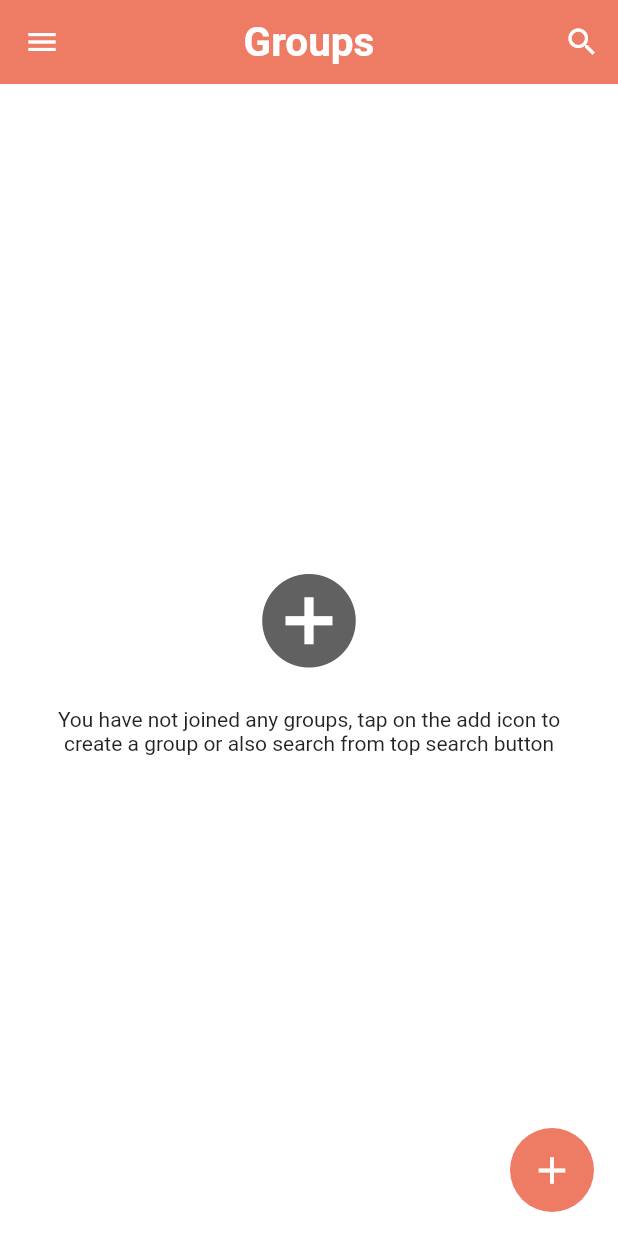
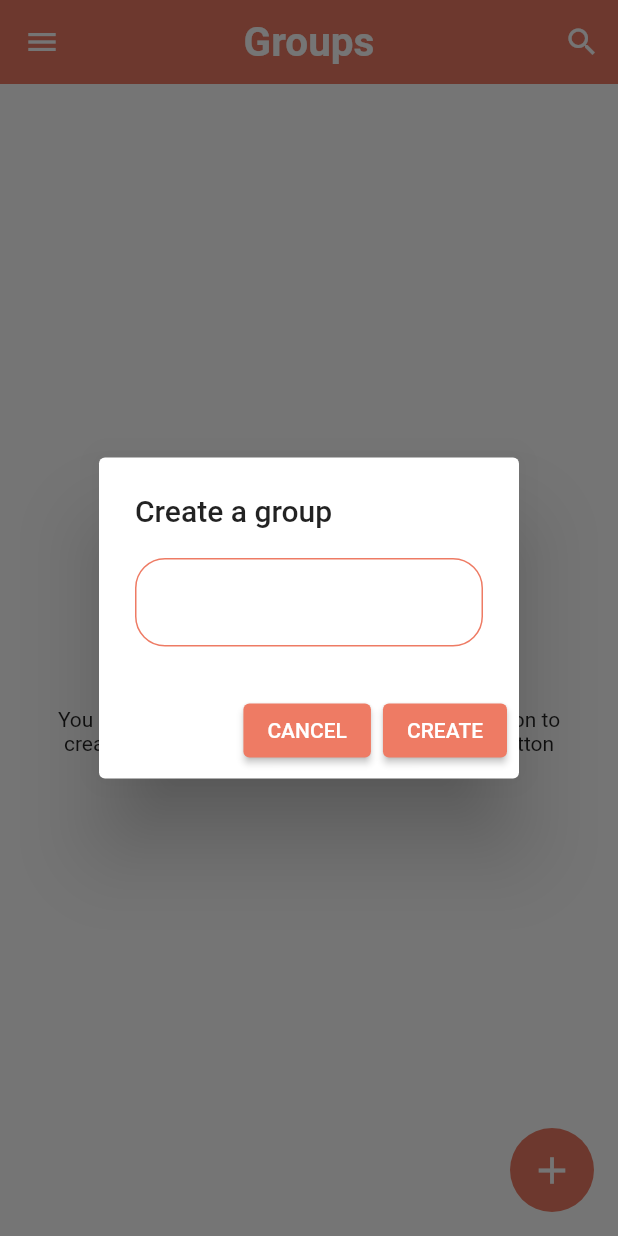
Before and after one commit to nik-05/chat-app, a Flutter app: the HomePage screen opened directly, after a tap on the "add circle" icon, on a phone screen of 412 x 824 dp. Run offline on Flutter 3.47's test engine with Material 2 defaults, Android fonts, the phone set to English and light mode, and no system bars; our stand-ins replace cloud_firestore, firebase_auth, firebase_core, shared_preferences; accounts and stored records are empty.

Commit message:
Creating Groups - Code

```diff
--- a/lib/pages/home_page.dart
+++ b/lib/pages/home_page.dart
@@ -4,6 +4,7 @@ import 'package:chat_app/pages/auth/profile_page.dart';
 import 'package:chat_app/pages/search_page.dart';
 import 'package:chat_app/service/auth_service.dart';
 import 'package:chat_app/service/database_service.dart';
+import 'package:chat_app/widgets/group_tile.dart';
 import 'package:chat_app/widgets/widgets.dart';
 import 'package:firebase_auth/firebase_auth.dart';
 import 'package:flutter/material.dart';
@@ -20,12 +21,21 @@ class _HomePageState extends State<HomePage> {
   String userName = "";
   String email = "";
   Stream? groups;
+  bool _isLoading = false;
+  String groupName = "";
 
   @override
   void initState() {
     // TODO: implement initState
     super.initState();
     gettingUserData();
+  }
+  // String manipulation
+  String getId(String res) {
+    return res.substring(0, res.indexOf('_'));
+  }
+  String getName(String res) {
+    return res.substring(res.indexOf('_')+1);
   }
 
   void gettingUserData() async {
@@ -186,7 +196,91 @@ class _HomePageState extends State<HomePage> {
     );
   }
 
-  popUpDialog(context) {}
+  popUpDialog(context) {
+    showDialog(
+      barrierDismissible: false,
+      context: context,
+      builder: (context) {
+        return StatefulBuilder(builder: (context, setState) {
+          return AlertDialog(
+            title: const Text(
+              'Create a group',
+              textAlign: TextAlign.left,
+            ),
+            content: Column(
+              mainAxisSize: MainAxisSize.min,
+              children: [
+                _isLoading == true
+                    ? Center(
+                        child: CircularProgressIndicator(
+                            color: Theme.of(context).primaryColor),
+                      )
+                    : TextField(
+                        onChanged: (value) {
+                          setState(() {
+                            groupName = value;
+                          });
+                        },
+                        style: const TextStyle(
+                          color: Colors.black,
+                        ),
+                        decoration: InputDecoration(
+                          enabledBorder: OutlineInputBorder(
+                            borderSide: BorderSide(
+                                color: Theme.of(context).primaryColor),
+                            borderRadius: BorderRadius.circular(20),
+                          ),
+                          errorBorder: OutlineInputBorder(
+                            borderSide: const BorderSide(color: Colors.red),
+                            borderRadius: BorderRadius.circular(20),
+                          ),
+                          focusedBorder: OutlineInputBorder(
+                            borderSide: BorderSide(
+                                color: Theme.of(context).primaryColor),
+                            borderRadius: BorderRadius.circular(20),
+                          ),
+                        ),
+                      ),
+              ],
+            ),
+            actions: [
+              ElevatedButton(
+                onPressed: () {
+                  Navigator.of(context).pop();
+                },
+                style: ElevatedButton.styleFrom(
+                  primary: Theme.of(context).primaryColor,
+                ),
+                child: const Text('CANCEL'),
+              ),
+              ElevatedButton(
+                onPressed: () async {
+                  if (groupName != "") {
+                    setState(() {
+                      _isLoading = true;
+                    });
+                    DatabaseService(uid: FirebaseAuth.instance.currentUser!.uid)
+                        .createGroup(userName,
+                            FirebaseAuth.instance.currentUser!.uid, groupName)
+                        .whenComplete(() {
+                      _isLoading = false;
+                    });
+                    Navigator.of(context).pop();
+                    showSnackBar(
+                        context, Colors.green, "Group Created Sucessfully");
+                  }
+                },
+                style: ElevatedButton.styleFrom(
+                  primary: Theme.of(context).primaryColor,
+                ),
+                child: const Text('CREATE'),
+              ),
+            ],
+          );
+        });
+      },
+    );
+  }
 
   groupList() {
     return StreamBuilder(
@@ -196,7 +290,17 @@ class _HomePageState extends State<HomePage> {
         if (snapshot.hasData) {
           if (snapshot.data['groups'] != null) {
             if (snapshot.data['groups'].length != 0) {
-              return Text('Hello, World!');
+              return ListView.builder(
+                itemCount: snapshot.data['groups'].length,
+                itemBuilder: (context, index) {
+                  int reverseIndex = snapshot.data['groups'].length-index-1;
+                  return GroupTile(
+                    userName: snapshot.data['fullName'],
+                    groupId: getId(snapshot.data['groups'][reverseIndex]),
+                    groupName: getName(snapshot.data['groups'][reverseIndex]),
+                  );
+                },
+              );
             } else {
               return noGroupWidget();
             }
@@ -233,8 +337,9 @@ class _HomePageState extends State<HomePage> {
             height: 20,
           ),
           const Text(
-              'You have not joined any groups, tap on the add icon to create a group or also search from top search button',
-          textAlign: TextAlign.center,),
+            'You have not joined any groups, tap on the add icon to create a group or also search from top search button',
+            textAlign: TextAlign.center,
+          ),
         ],
       ),
     );
```
Also changed, not shown: lib/pages/chat_page.dart (added, +24 -0 lines), lib/service/database_service.dart (+24 -0 lines), lib/widgets/group_tile.dart (added, +67 -0 lines).
